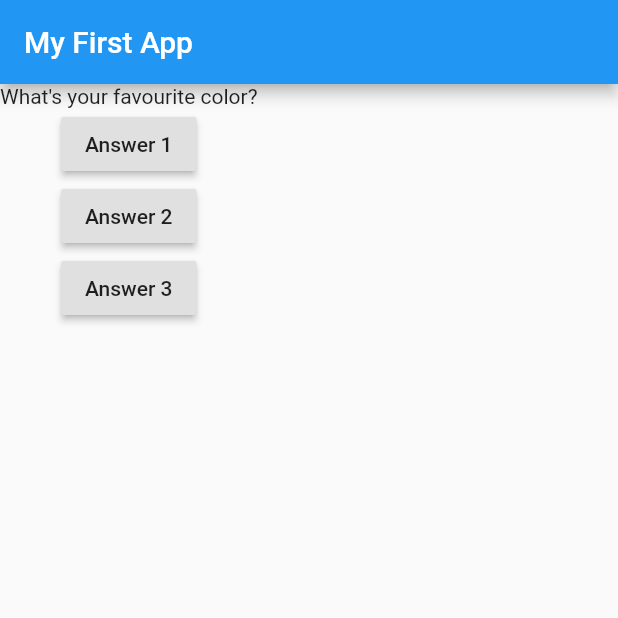
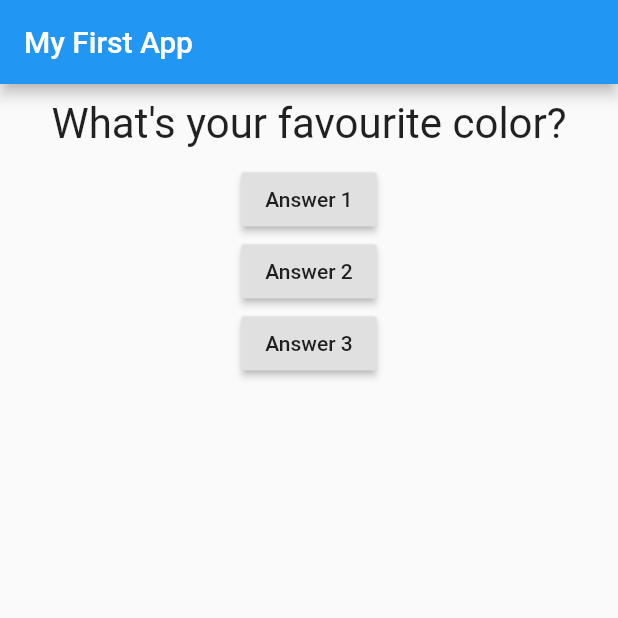
Before and after one commit to Hamza91able/flutter_basics, a Flutter app: the screen it shows after launch, on a phone screen of 412 x 824 dp, the top half of it. Run offline on Flutter 3.47's test engine with Material 2 defaults, Android fonts, the phone set to English and light mode, and no system bars.

Commit message:
First Styling & Layouting Steps

```diff
--- a/lib/question.dart
+++ b/lib/question.dart
@@ -7,8 +7,16 @@ class Question extends StatelessWidget {
 
   @override
   Widget build(BuildContext context) {
-    return Text(
-      questionText,
+    return Container(
+      width: double.infinity,
+      margin: EdgeInsets.all(10),
+      child: Text(
+        questionText,
+        style: TextStyle(
+          fontSize: 28,
+        ),
+        textAlign: TextAlign.center,
+      ),
     );
   }
 }
```
